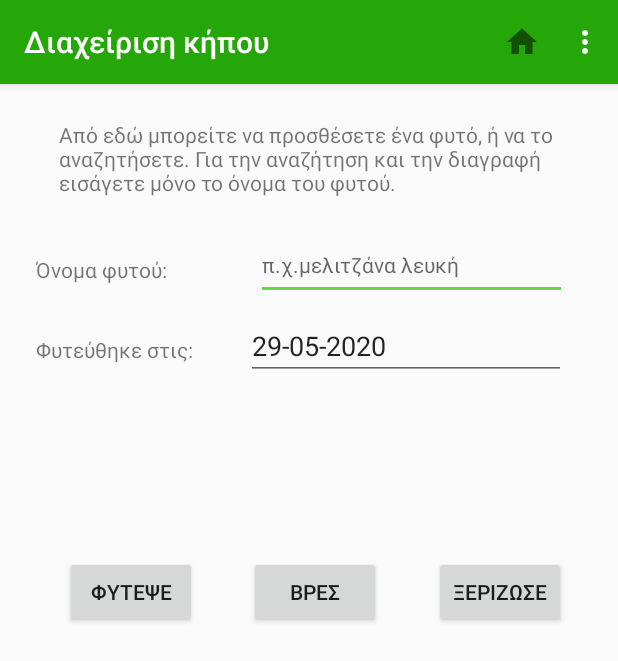
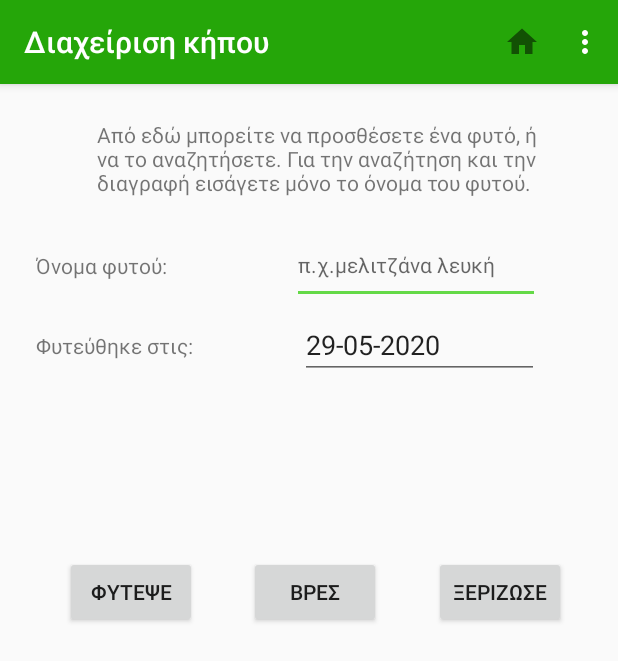
Before and after one commit to terilias/PlantApp2, an Android app: the AboutActivity screen opened directly, with no data from a screen before it, in the options menu, after a tap on "Διαχείριση κήπου", on a phone screen of 412 x 824 dp. Shown: the top 661 px of the screen. Run offline under Robolectric (Android 15) with nearby library versions, the phone set to English and light mode, and no system bars.

```diff
--- a/app/src/main/res/layout/activity_data_base.xml
+++ b/app/src/main/res/layout/activity_data_base.xml
@@ -59,8 +59,8 @@
 
     <EditText
         android:id="@+id/editTextPlantName"
-        android:layout_width="207dp"
-        android:layout_height="46dp"
+        android:layout_width="165dp"
+        android:layout_height="51dp"
         android:layout_marginStart="8dp"
         android:layout_marginTop="16dp"
         android:autofillHints=""
@@ -77,8 +77,8 @@
 
     <TextView
         android:id="@+id/textViewInformDate"
-        android:layout_width="338dp"
-        android:layout_height="58dp"
+        android:layout_width="296dp"
+        android:layout_height="55dp"
         android:layout_marginStart="24dp"
         android:layout_marginTop="24dp"
         android:layout_marginEnd="24dp"
@@ -100,28 +100,29 @@
 
     <EditText
         android:id="@+id/dateInput"
-        android:layout_width="wrap_content"
-        android:layout_height="wrap_content"
+        android:layout_width="159dp"
+        android:layout_height="42dp"
         android:layout_marginTop="8dp"
         android:ems="10"
         android:importantForAutofill="no"
         android:inputType="date"
         android:labelFor="@id/textView"
         app:layout_constraintEnd_toEndOf="parent"
+        app:layout_constraintHorizontal_bias="0.576"
         app:layout_constraintStart_toEndOf="@+id/textView"
         app:layout_constraintTop_toBottomOf="@+id/editTextPlantName" />
 
     <TextView
         android:id="@+id/textViewInfo"
-        android:layout_width="354dp"
-        android:layout_height="196dp"
+        android:layout_width="286dp"
+        android:layout_height="239dp"
         android:layout_marginStart="24dp"
         android:layout_marginTop="24dp"
         android:layout_marginEnd="24dp"
         android:text="@string/textviewName"
         android:visibility="visible"
         app:layout_constraintEnd_toEndOf="parent"
-        app:layout_constraintHorizontal_bias="0.038"
+        app:layout_constraintHorizontal_bias="0.11"
         app:layout_constraintStart_toStartOf="parent"
         app:layout_constraintTop_toBottomOf="@+id/buttonSearch" />
 
--- a/app/src/main/res/values/strings.xml
+++ b/app/src/main/res/values/strings.xml
@@ -34,9 +34,9 @@
     <string name="welcomeTitle">Καλωσήρθατε στο PlantApp!</string>
     <string name="textviewName">TextView</string>
     <string name="switschText">" "</string>
-    <string name="aboutTitle">Οδηγίες και πληροφορίες για την εφαρμογή</string>
+    <string name="aboutTitle">Οδηγίες και πληροφορίες</string>
     <string name="welcomeText">"Με την εφαρμογή PlantApp μπορείτε να αποθηκεύετε τα στοιχεία των φυτών του κήπου ή του μπαλκονιού σας εύκολα και γρήγορα:\ \n \ \n •Για να προσθέσετε ένα φυτό στον εικονικό σας κήπο επισκεφθείτε το μενού "Διαχείριση Κήπου". \ \n \ \n•Το PlantApp επίσης θα σας βοηθήσει να διαχειριστείτε την λίπανση καλύτερα! Από το μενού "Λίπανση" μπορείτε να δηλώσετε πότε ήταν η τελευταία φορά που λιπάνατε τα φυτά σας. Μπορείτε να πραγματοποιήσετε λίπανση με μαζικό τρόπο για όλα τα φυτά ή μεμονομένα για κάποιο συγκεκριμένο.\ \n \ \nΗ ανάπτυξη της εφαρμογής έγινε στο πλαίσιο του μαθήματος Ανάπτυξη Εφαρμογών Κινητών Συσκευών του τμήματος Πληροφορικής Α.Π.Θ. με επιβλέποντα καθηγητή τον κ.Κατσάνο Χρήστο. \ \n •To εικονίδιο της εφαρμογής προέρχεται από τον λογαριασμό "Freepik" και το <a href="https://www.flaticon.com/">www.flaticon.com</a>\ \n
-•Η εικόνα της αρχικής οθόνης προέρχεται από το <a href="https://www.flaticon.com/">www.freesvg.org</a> και αποτελεί public domain (κοινό κτήμα). </string>
+•Η εικόνα της αρχικής οθόνης προέρχεται από το <a href="https://www.flaticon.com/">www.freesvg.org</a> και αποτελεί public domain (κοινό κτήμα). \ \n •Ως εικονίδιο για την εφαρμογή έχει επιλεγεί η τοματιά, καθώς αποτελεί για πολλούς σύμβολο της σπιτικής καλλιέργειας λαχανικών και δεν λείπει από κανέναν καλοκαιρινό κήπο.</string>
     <string name="noPlantFound">Το φυτό που αναζητάτε δεν υπάρχει, όμως μπορείτε όποτε θέλετε να φυτέψετε ένα!</string>
     <string name="pleaseInsertName">Παρακαλώ εισάγετε το όνομα του φυτού.</string>
     <string name="noThisPlantFound">Δεν υπάρχει το φυτό αυτό στον κήπο σας.</string>
```
Also changed, not shown: app/src/main/res/layout/activity_about.xml (+4 -4 lines), app/src/main/res/layout/activity_main.xml (+10 -9 lines).
